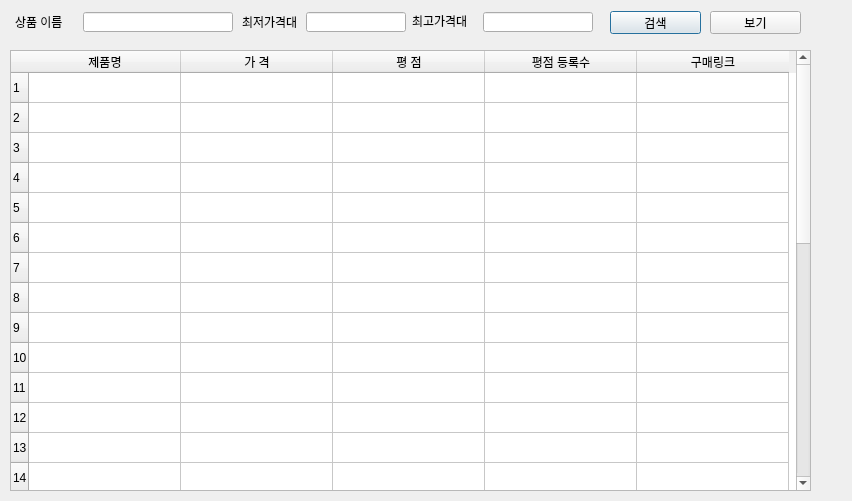
Old version of the form python_work/pythonPro/dialog2.ui in the repository huni0420/AI_4th_Class.
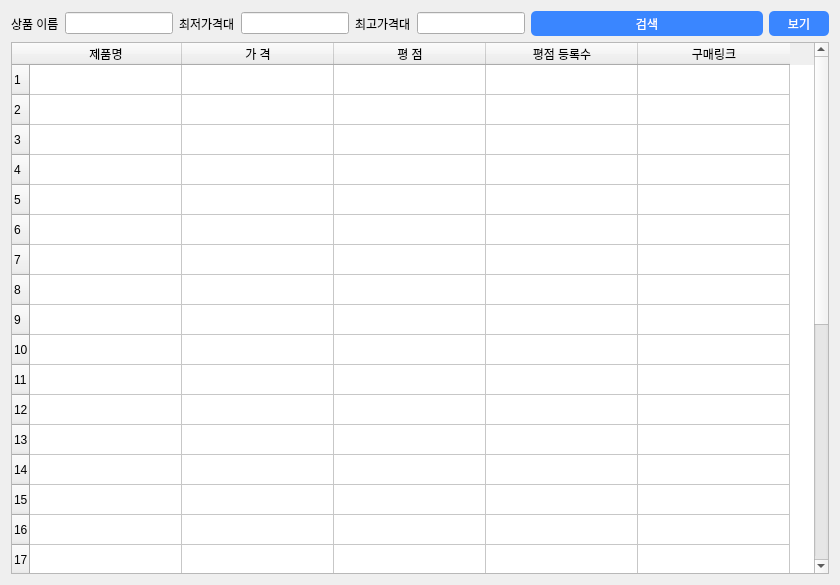
New version of the form. Icons and pictures are not drawn.

The edit to the form file:
```diff
--- a/python_work/pythonPro/dialog2.ui
+++ b/python_work/pythonPro/dialog2.ui
@@ -6,87 +6,94 @@
    <rect>
     <x>0</x>
     <y>0</y>
-    <width>852</width>
-    <height>501</height>
+    <width>840</width>
+    <height>585</height>
    </rect>
   </property>
+  <property name="minimumSize">
+   <size>
+    <width>840</width>
+    <height>585</height>
+   </size>
+  </property>
   <property name="windowTitle">
    <string>Dialog</string>
   </property>
+  <property name="styleSheet">
+   <string notr="true">QPushButton{
+	color: white;
+	background-color: rgb(58, 134, 255);
+	border-radius: 5px;
+}
+#Dialog{
+	background:url(&quot;C:/Users/mysky/Desktop/Github/python_work/pythonPro/배경2.jpg&quot;)
+}</string>
+  </property>
+  <layout class="QGridLayout" name="gridLayout">
+   <item row="0" column="0">
   <widget class="QLabel" name="label">
-   <property name="geometry">
-    <rect>
-     <x>15</x>
-     <y>12</y>
-     <width>71</width>
-     <height>20</height>
-    </rect>
-   </property>
    <property name="text">
     <string>상품 이름</string>
    </property>
   </widget>
+   </item>
+   <item row="0" column="1">
+    <widget class="QLineEdit" name="lineEdit"/>
+   </item>
+   <item row="0" column="2">
   <widget class="QLabel" name="label_2">
-   <property name="geometry">
-    <rect>
-     <x>242</x>
-     <y>12</y>
-     <width>60</width>
-     <height>20</height>
-    </rect>
-   </property>
    <property name="text">
     <string>최저가격대</string>
    </property>
   </widget>
+   </item>
+   <item row="0" column="3">
+    <widget class="QLineEdit" name="lineEdit_2"/>
+   </item>
+   <item row="0" column="4">
   <widget class="QLabel" name="label_3">
-   <property name="geometry">
-    <rect>
-     <x>412</x>
-     <y>11</y>
-     <width>60</width>
-     <height>20</height>
-    </rect>
-   </property>
    <property name="text">
     <string>최고가격대</string>
    </property>
   </widget>
+   </item>
+   <item row="0" column="5">
+    <widget class="QLineEdit" name="lineEdit_3"/>
+   </item>
+   <item row="0" column="6">
   <widget class="QPushButton" name="pushButton">
-   <property name="geometry">
-    <rect>
-     <x>610</x>
-     <y>11</y>
-     <width>91</width>
-     <height>23</height>
-    </rect>
+     <property name="sizePolicy">
+      <sizepolicy hsizetype="Minimum" vsizetype="Maximum">
+       <horstretch>50</horstretch>
+       <verstretch>0</verstretch>
+      </sizepolicy>
+     </property>
+     <property name="minimumSize">
+      <size>
+       <width>60</width>
+       <height>25</height>
+      </size>
    </property>
    <property name="text">
     <string>검색</string>
    </property>
   </widget>
+   </item>
+   <item row="0" column="7">
   <widget class="QPushButton" name="pushButton_2">
-   <property name="geometry">
-    <rect>
-     <x>710</x>
-     <y>11</y>
-     <width>91</width>
-     <height>23</height>
-    </rect>
+     <property name="minimumSize">
+      <size>
+       <width>60</width>
+       <height>25</height>
+      </size>
    </property>
    <property name="text">
     <string>보기</string>
    </property>
   </widget>
+   </item>
+   <item row="1" column="0" colspan="8">
   <widget class="QTableWidget" name="tableWidget">
-   <property name="geometry">
-    <rect>
-     <x>10</x>
-     <y>50</y>
-     <width>801</width>
-     <height>441</height>
-    </rect>
-   </property>
    <property name="rowCount">
     <number>30</number>
    </property>
@@ -161,36 +168,8 @@
     </property>
    </column>
   </widget>
-  <widget class="QLineEdit" name="lineEdit">
-   <property name="geometry">
-    <rect>
-     <x>83</x>
-     <y>12</y>
-     <width>150</width>
-     <height>20</height>
-    </rect>
-   </property>
-  </widget>
-  <widget class="QLineEdit" name="lineEdit_2">
-   <property name="geometry">
-    <rect>
-     <x>306</x>
-     <y>12</y>
-     <width>100</width>
-     <height>20</height>
-    </rect>
-   </property>
-  </widget>
-  <widget class="QLineEdit" name="lineEdit_3">
-   <property name="geometry">
-    <rect>
-     <x>483</x>
-     <y>12</y>
-     <width>110</width>
-     <height>20</height>
-    </rect>
-   </property>
-  </widget>
+   </item>
+  </layout>
  </widget>
  <resources/>
  <connections/>
```
Lines whose indentation alone changed are shown as unchanged.
